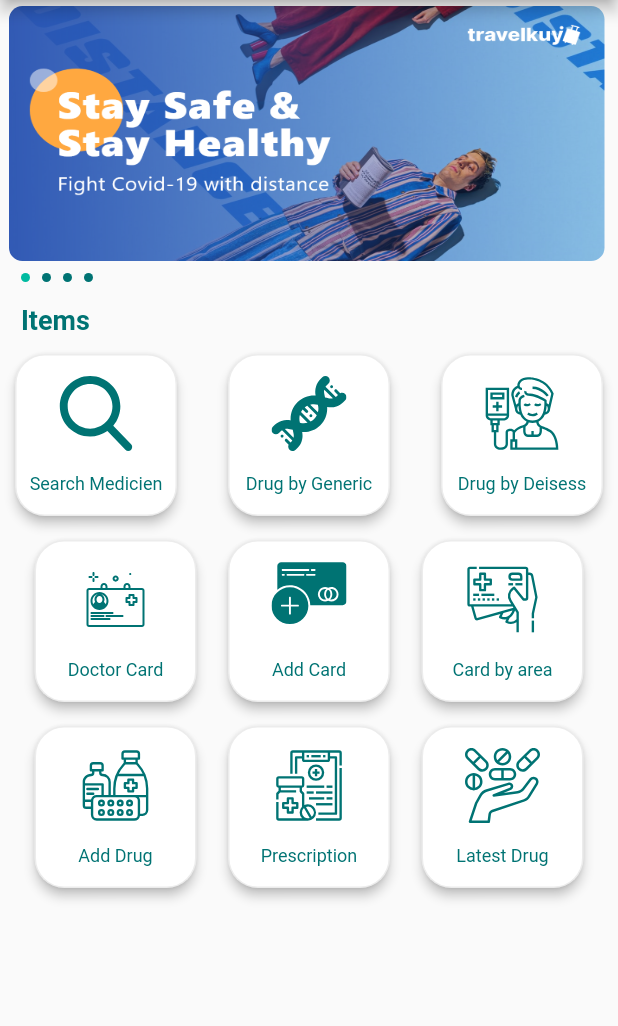
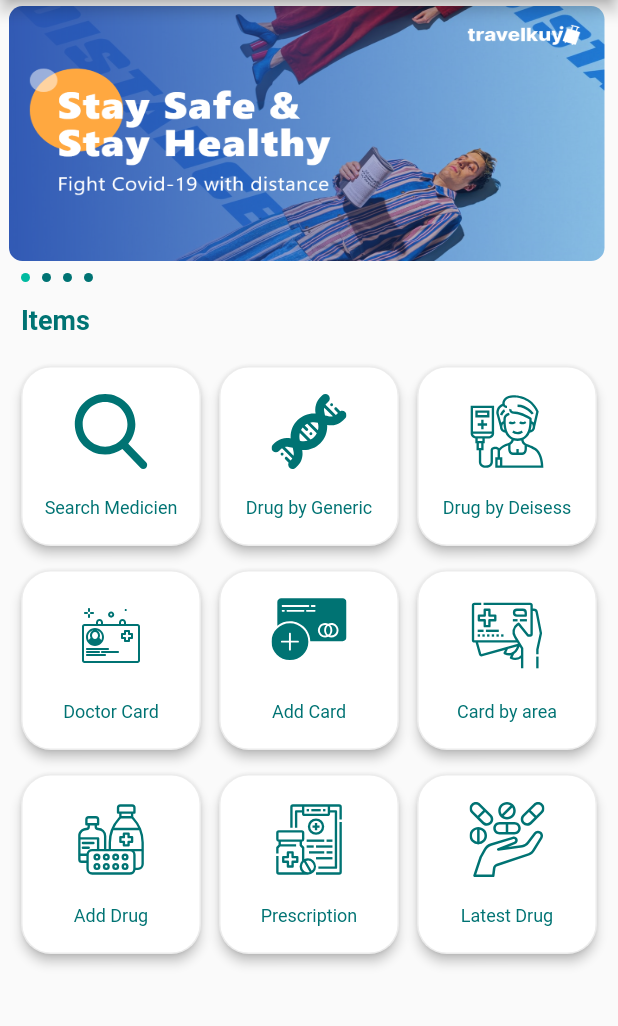
Before and after one commit to Dreamwinners-Technologies/Need-Doctor-s-App, a Flutter app: the HomeScreen screen opened directly, on a phone screen of 412 x 824 dp, the part 84-1110 px from its top. Run offline on Flutter 3.47's test engine with Material 2 defaults, Android fonts, the phone set to English and light mode, and no system bars; our stand-ins replace flutter_secure_storage, flutter_svg, flutter_swiper, fluttertoast, image_picker, simple_animations; accounts and stored records are empty.

Commit message:
Some stuffs

```diff
--- a/lib/Widgets/Widgets.dart
+++ b/lib/Widgets/Widgets.dart
@@ -41,8 +41,8 @@ homeitemwidget(String svg, String title, BuildContext context) {
         child: Container(
             alignment: Alignment.center,
             padding: EdgeInsets.all(8.0),
-            height: 108.0,
-            width: 108.0,
+            height: 120.0,
+            width: 120.0,
             child: Column(
                 mainAxisAlignment: MainAxisAlignment.spaceEvenly,
                 children: [
--- a/lib/view/HomePage.dart
+++ b/lib/view/HomePage.dart
@@ -127,8 +127,10 @@ class _HomeScreenState extends State<HomeScreen> {
                 child: Column(
                   children: [
                     //Row one:
-                    Row(
-                      mainAxisAlignment: MainAxisAlignment.spaceBetween,
+                    Padding(
+                      padding: const EdgeInsets.only(top: 8.0),
+                      child: Row(
+                        mainAxisAlignment: MainAxisAlignment.spaceEvenly,
                         crossAxisAlignment: CrossAxisAlignment.center,
                         children: [
                           homeitemwidget(getsvg, 'Search Medicien', context),
@@ -137,6 +139,7 @@ class _HomeScreenState extends State<HomeScreen> {
                           homeitemwidget("asset/svg/drugbydeisess_icon.svg",
                               'Drug by Deisess', context),
                         ],
+                      ),
                     ),
 
                     //Row two:
```
Also changed, not shown: lib/view/AddCard.dart (+43 -52 lines), 1 other file. Lines whose indentation alone changed are shown as unchanged.
